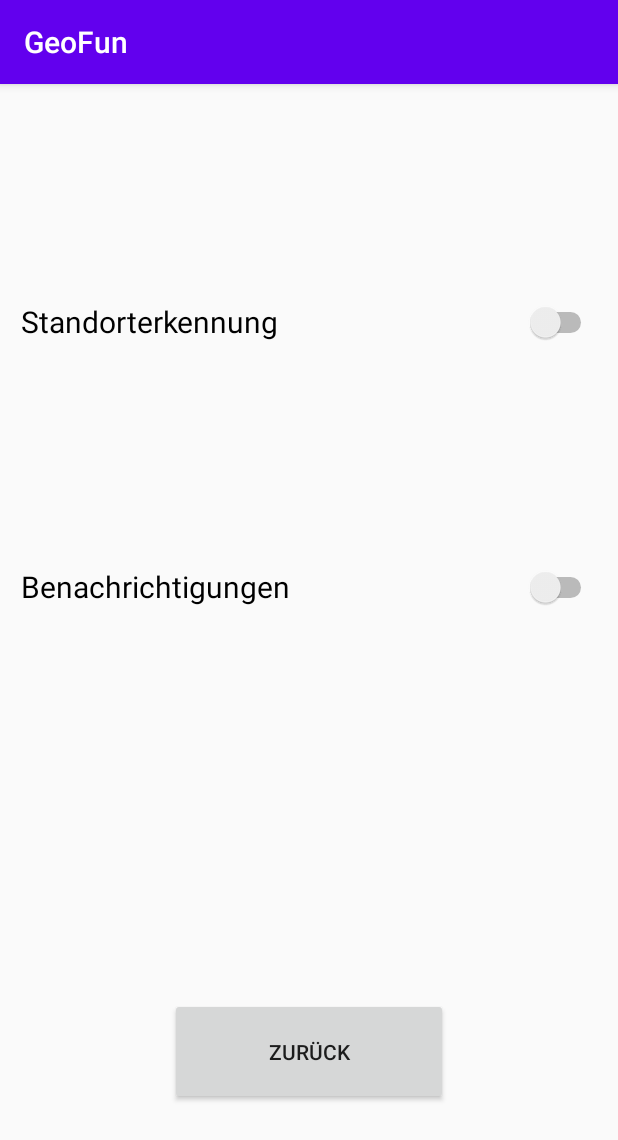
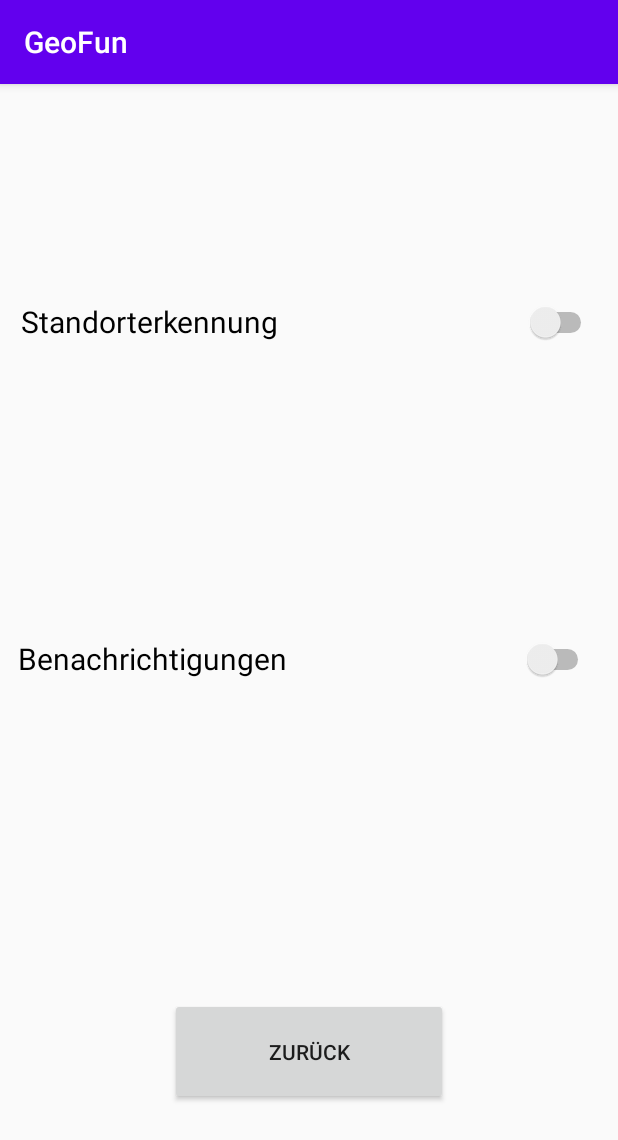
Before and after one commit to Cybun-s/GeoFun-master, an Android app: the ActivitySettings screen opened directly, with no data from a screen before it, on a phone screen of 412 x 824 dp. Shown: the top 1140 px of the screen. Run offline under Robolectric (Android 15) with nearby library versions, the phone set to English and light mode, and no system bars.

Commit message:
Fixed Reference

```diff
--- a/app/src/main/res/layout/activity_settings.xml
+++ b/app/src/main/res/layout/activity_settings.xml
@@ -23,13 +23,13 @@
         android:id="@+id/notificationSwitch"
         android:layout_width="384dp"
         android:layout_height="121dp"
-        android:layout_marginStart="14dp"
-        android:layout_marginTop="55dp"
-        android:layout_marginEnd="14dp"
-        android:layout_marginBottom="50dp"
+        android:layout_marginStart="11dp"
+        android:layout_marginTop="85dp"
+        android:layout_marginEnd="16dp"
+        android:layout_marginBottom="148dp"
         android:text="@string/notifications"
         android:textSize="20dp"
-        app:layout_constraintBottom_toTopOf="@+id/button"
+        app:layout_constraintBottom_toTopOf="@+id/settings_back"
         app:layout_constraintEnd_toEndOf="parent"
         app:layout_constraintStart_toStartOf="parent"
         app:layout_constraintTop_toBottomOf="@+id/locationSwitch" />
```
